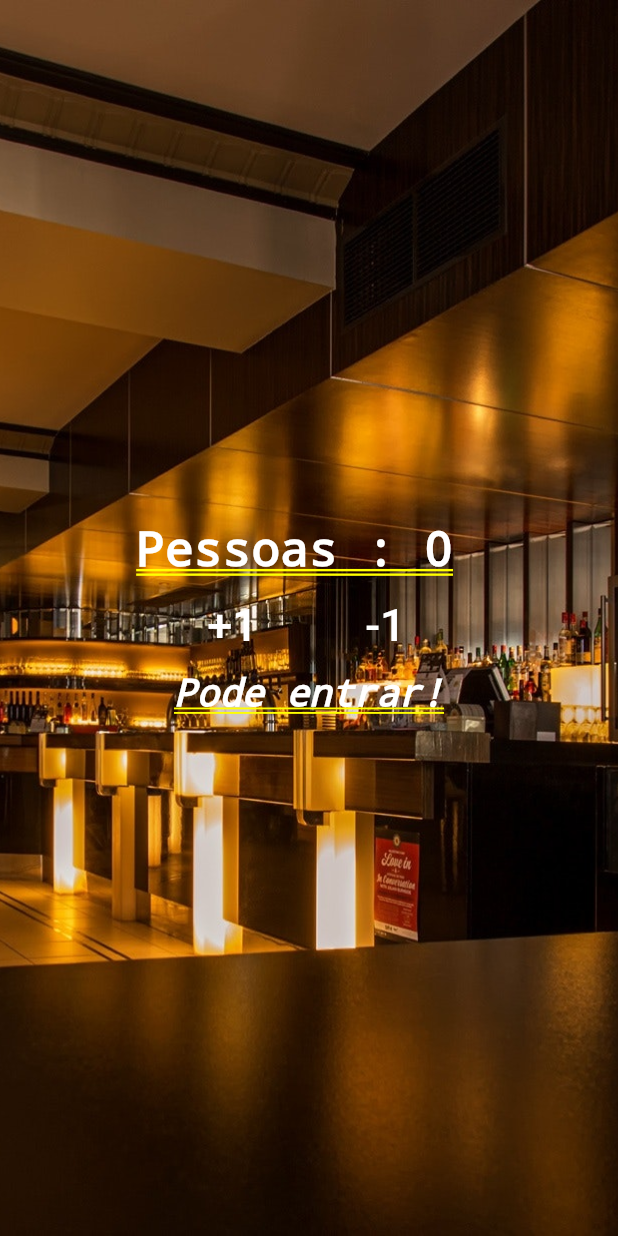
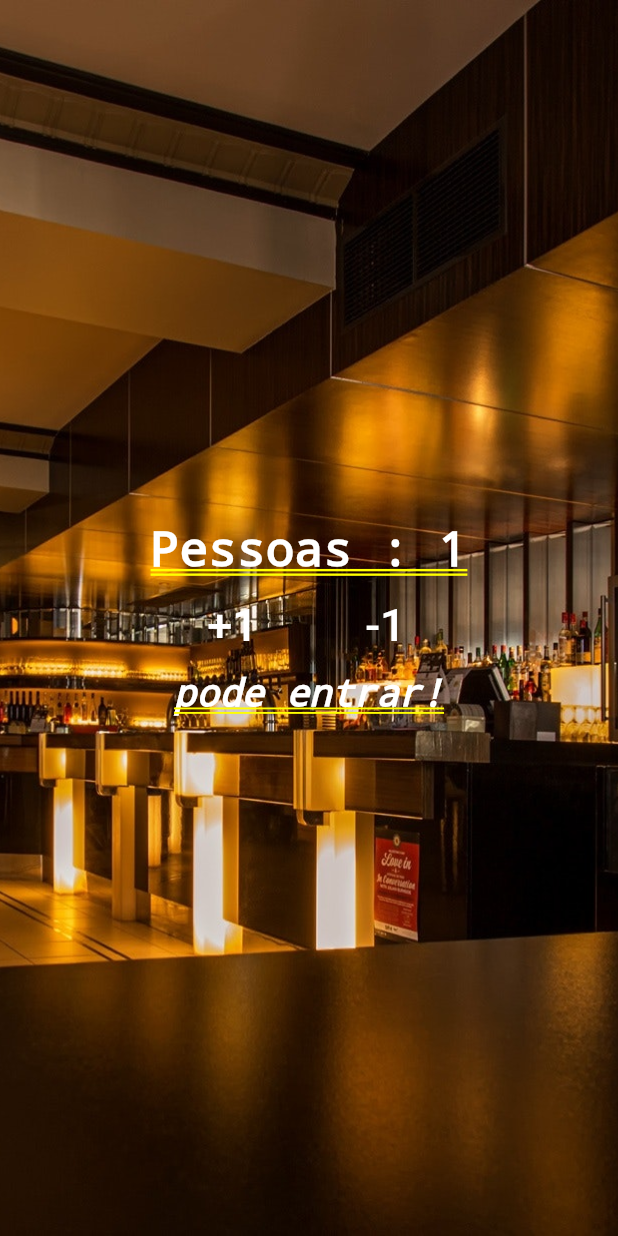
Before and after one commit to MatheusR1/contadorDePessoas, a Flutter app: the screen it shows after launch, after a tap on "+1", on a phone screen of 412 x 824 dp. Run offline on Flutter 3.47's test engine with Material 2 defaults, Android fonts, the phone set to English and light mode, and no system bars.

Commit message:
modifynig layout

```diff
--- a/lib/main.dart
+++ b/lib/main.dart
@@ -1,9 +1,37 @@
 import 'package:flutter/material.dart';
 
 void main() {
-  runApp(MaterialApp(
-      title: " contador de pessoas ",
-      home: Stack(
+  runApp(MaterialApp(title: " contador de pessoas ", home: Home()));
+}
+
+class Home extends StatefulWidget {
+  @override
+  _HomeState createState() => _HomeState();
+}
+
+class _HomeState extends State<Home> {
+
+  int _people=0;
+  String _infoText="pode entrar";
+
+  void _changePeople(int delta){
+    setState(() {
+        _people+=delta;
+
+        if (_people<0){
+          _infoText="Mundo invertido ?!";
+        }else if  (_people<=10){
+          _infoText="pode entrar!";
+        }else{
+          _people=10;
+          _infoText="Lotado!";
+        }
+    });
+  }
+
+  @override
+  Widget build(BuildContext context) {
+    return Stack(
       children: <Widget>[
         Image.asset(
           "images/original.jpg",
@@ -14,7 +42,7 @@ void main() {
           mainAxisAlignment: MainAxisAlignment.center,
           // para coluna defino centro.
           children: <Widget>[
-              Text("Pessoas : 0 ",
+            Text("Pessoas : $_people",
                 style: TextStyle(
                     color: Colors.white,
                     fontWeight: FontWeight.bold,
@@ -29,7 +57,9 @@ void main() {
                       "+1",
                       style: TextStyle(fontSize: 30.0, color: Colors.white),
                     ),
-                      onPressed: () {},
+                    onPressed: () {
+                      _changePeople(1);
+                    },
                   ),
                 ),
                 Padding(
@@ -39,12 +69,14 @@ void main() {
                       "-1",
                       style: TextStyle(fontSize: 30.0, color: Colors.white),
                     ),
-                      onPressed: () {},
+                      onPressed: () {
+                        _changePeople(-1);
+                      },
                   ),
                 ),
               ],
             ),
-              Text("Pode entrar!",
+            Text(_infoText,
                 style: TextStyle(
                     color: Colors.white,
                     fontWeight: FontWeight.bold,
@@ -53,5 +85,6 @@ void main() {
           ],
         )
       ],
-      )));
+    );
   }
+}
```
Lines whose indentation alone changed are shown as unchanged.
